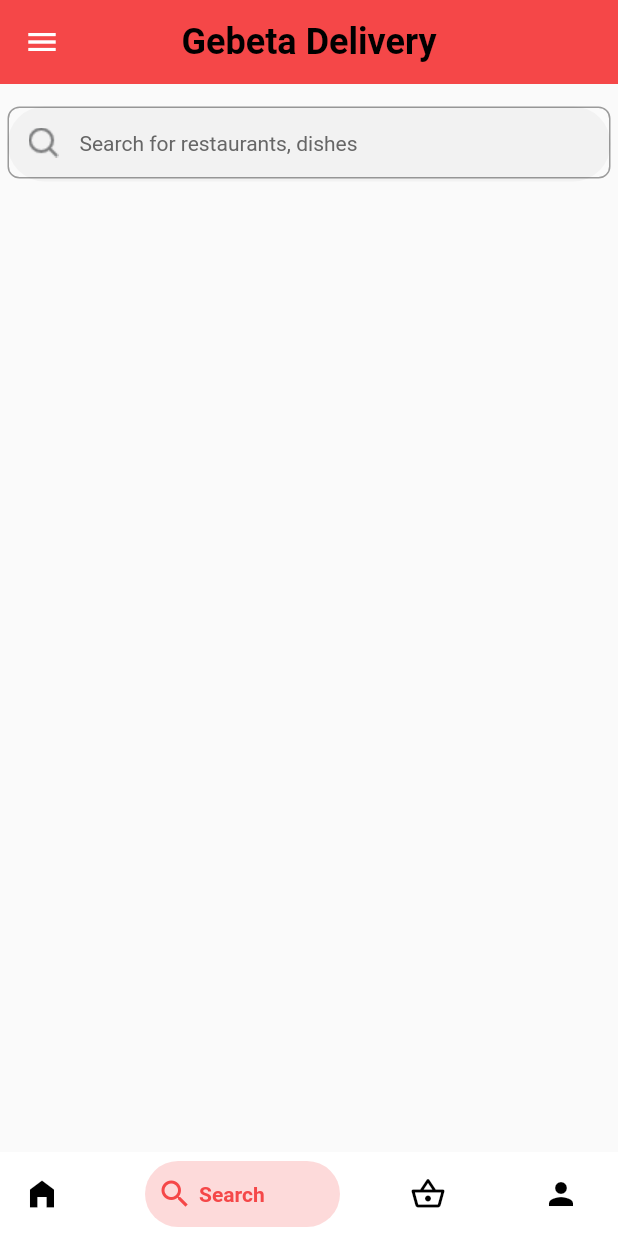
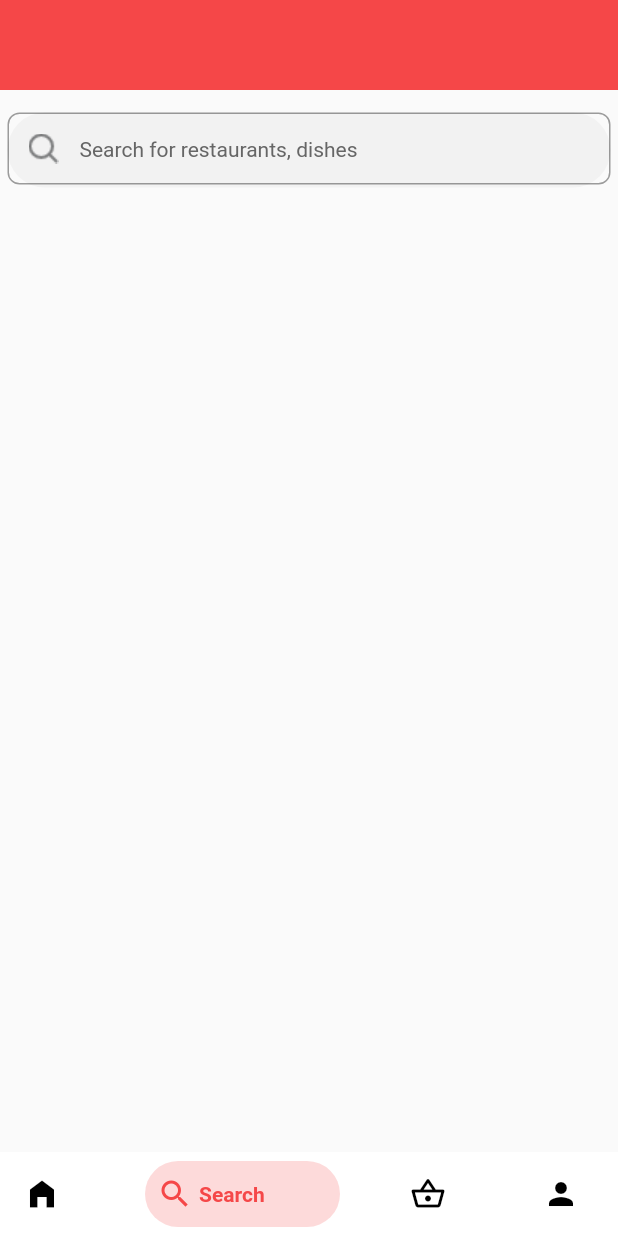
Before and after one commit to Teddydesta/gebeta-app, a Flutter app: the HomeMainScreen screen opened directly, swiped to page 2, on a phone screen of 412 x 824 dp. Run offline on Flutter 3.47's test engine with Material 2 defaults, Android fonts, the phone set to English and light mode, and no system bars; drawn by our look-alikes of bottom_navy_bar; our stand-ins replace font_awesome_flutter, google_fonts, google_maps_flutter.

Commit message:
Minor update

```diff
--- a/lib/screens/customer/homeMainScreen.dart
+++ b/lib/screens/customer/homeMainScreen.dart
@@ -35,17 +35,6 @@
   @override
   Widget build(BuildContext context) {
     return Scaffold(
-      drawer: NavDrawer(),
-      appBar: AppBar(
-        backgroundColor: AppColors.orange,
-        title: const CustomText(
-          text: "Gebeta Delivery",
-          fontSize: 24,
-          fontWeight: FontWeight.bold,
-        ),
-        elevation: 0,
-        centerTitle: true,
-      ),
       //body
       body: SizedBox.expand(
         child: PageView(
--- a/lib/screens/customer/searchScreen/searchScreen.dart
+++ b/lib/screens/customer/searchScreen/searchScreen.dart
@@ -1,5 +1,7 @@
 import 'package:flutter/material.dart';
 import 'package:gebeta_food_delivery/screens/customer/searchScreen/components/searchBar.dart';
+import 'package:gebeta_food_delivery/utils/colors.dart';
+import 'package:gebeta_food_delivery/widgets/customText.dart';
 
 class SearchScreen extends StatefulWidget {
   static const routeName = "/SearchScreen";
@@ -12,17 +14,17 @@
 class _SearchScreenState extends State<SearchScreen> {
   @override
   Widget build(BuildContext context) {
-    return SafeArea(
-      child: Scaffold(
-        body: SingleChildScrollView(
-          child: Center(
-            child: Column(
-              children: const [
-                SearchBar(title: 'Search for restaurants, dishes'),
-              ],
-            ),
+    return Container(
+      child: Column(
+        children: [
+          Container(
+            height: 60,
+            width: double.maxFinite,
+            margin: EdgeInsets.only(top: 0),
+            color: AppColors.orange,
           ),
-        ),
+          SearchBar(title: "Search for restaurants, dishes")
+        ],
       ),
     );
   }
```
Also changed, not shown: lib/screens/authScreen/components/forgotPasswordScreen.dart (+8 -2 lines), lib/screens/customer/HomeScreen/homeScreen.dart (+14 -0 lines), lib/screens/customer/profileScreen/profileScreen.dart (+10 -0 lines).
